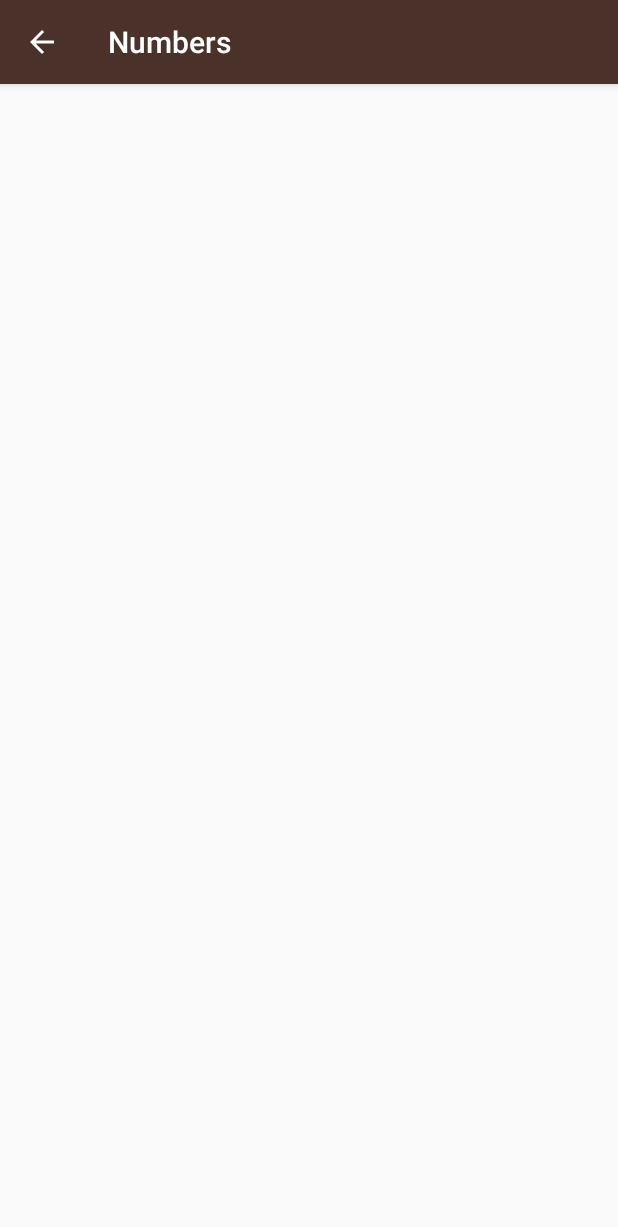
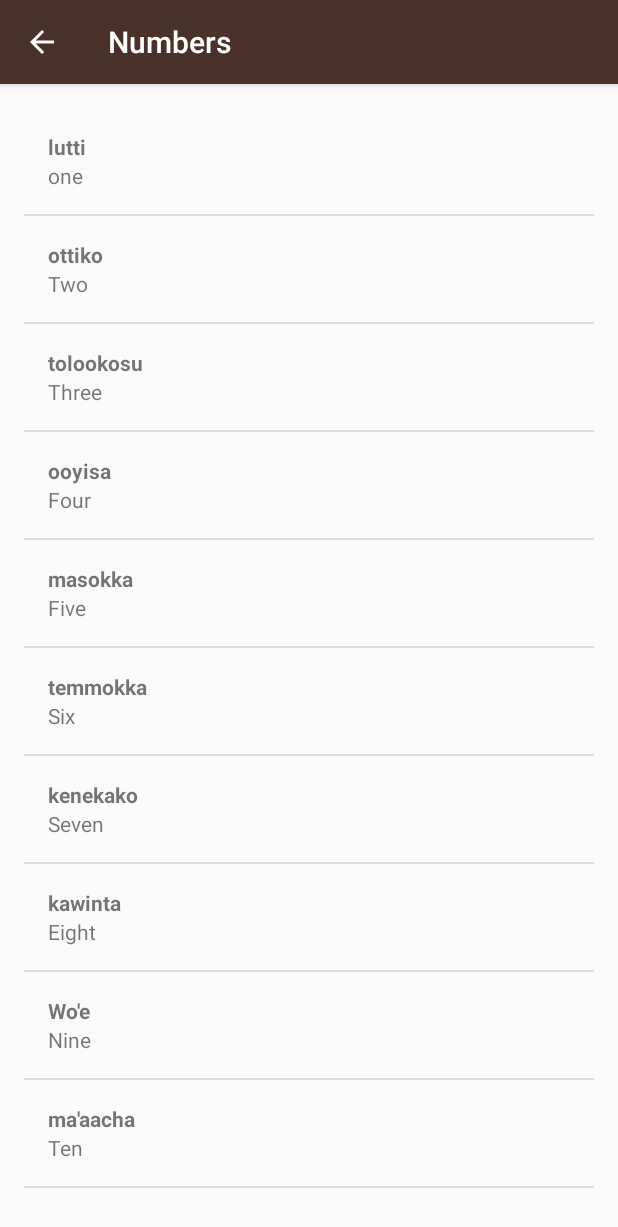
Before and after one commit to nirmaljoshua91/ud839_Miwok-lesson-one, an Android app: the NumbersActivity screen opened directly, with no data from a screen before it, on a phone screen of 412 x 824 dp. Shown: the top 1227 px of the screen. Run offline under Robolectric (Android 15) with nearby library versions, the phone set to English and light mode, and no system bars.

Commit message:
Custom Adapter for Recycle list view

```diff
--- a/app/src/main/java/com/example/android/miwok/NumbersActivity.java
+++ b/app/src/main/java/com/example/android/miwok/NumbersActivity.java
@@ -45,7 +45,7 @@ public class NumbersActivity extends AppCompatActivity {
         words.add(new Word("Ten","ma'aacha"));
 
 
-        WordAdapter<Word> itemAdapter = new WordAdapter(this, R.layout.list_item, words);
+        WordAdapter itemAdapter = new WordAdapter(this, words);
         ListView listView =(ListView)findViewById(R.id.list);
         listView.setAdapter(itemAdapter);
 
--- a/app/src/main/java/com/example/android/miwok/WordAdapter.java
+++ b/app/src/main/java/com/example/android/miwok/WordAdapter.java
@@ -1,19 +1,42 @@
 package com.example.android.miwok;
 
+import android.content.Context;
 import android.support.annotation.NonNull;
+import android.view.LayoutInflater;
 import android.view.View;
 import android.view.ViewGroup;
 import android.widget.ArrayAdapter;
+import android.widget.ListView;
+import android.widget.TextView;
+
+import java.util.List;
 
 /**
  * Created by Nirmal Joshua Laptop on 5/1/2017.
  */
 
 public class WordAdapter extends ArrayAdapter<Word> {
+    public WordAdapter(Context context, List<Word> words) {
+        super(context, 0, words);
+    }
+
     @NonNull
     @Override
     public View getView(int position, View convertView, ViewGroup parent) {
-        View list
-        return super.getView(position, convertView, parent);
+        View listItemView = convertView;
+        if (listItemView == null) {
+            listItemView = LayoutInflater.from(getContext()).inflate(R.layout.list_item, parent, false);
+        }
+
+        Word currentWord = getItem(position);
+
+        TextView miwokTextview = (TextView) listItemView.findViewById(R.id.list_item_miwokText);
+        miwokTextview.setText(currentWord.getmMiwokWord());
+
+        TextView defaultTextView = (TextView) listItemView.findViewById(R.id.list_item_DefaultText);
+        defaultTextView.setText(currentWord.getDefaultWord());
+        return listItemView;
+
+
     }
 }
```
